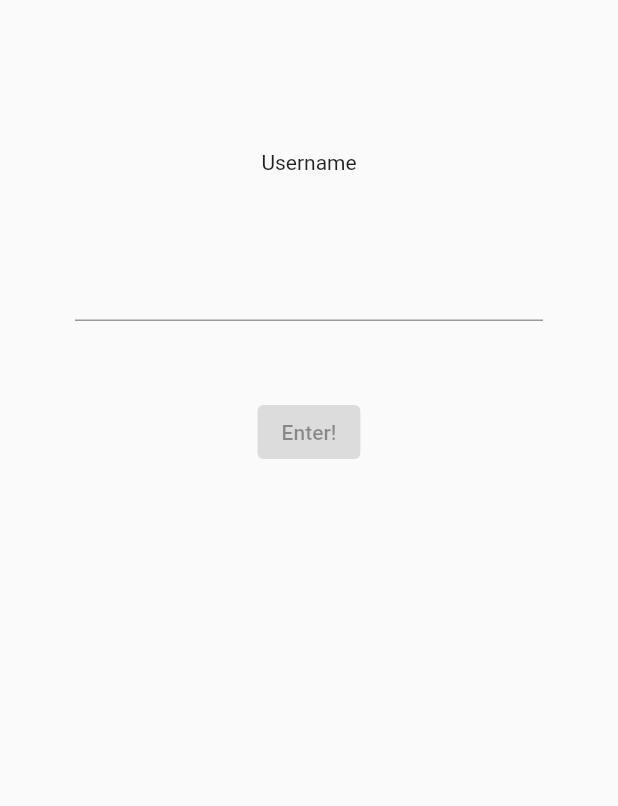
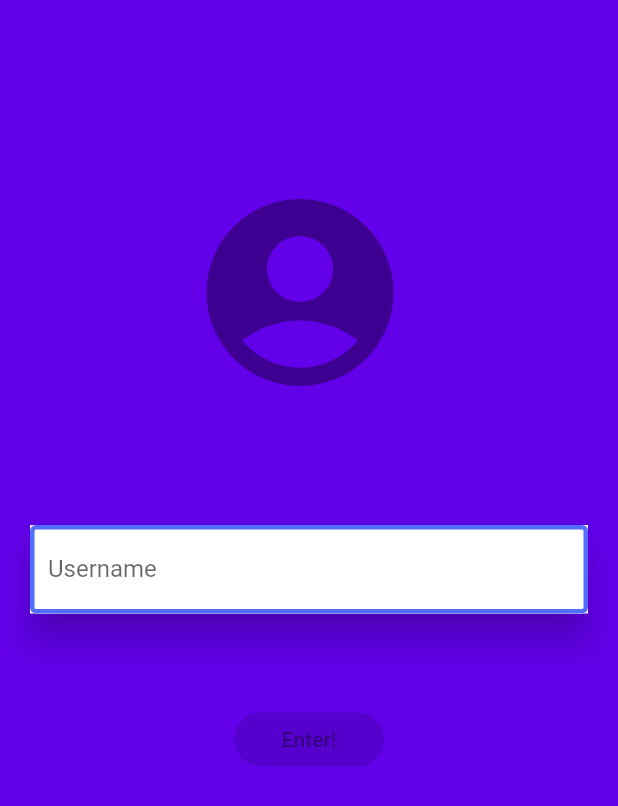
Before and after one commit to devsoldier/yazeed_project, a Flutter app: the screen it shows after launch, on a phone screen of 412 x 824 dp. Shown: the top 806 px of the screen. Run offline on Flutter 3.47's test engine with Material 2 defaults, Android fonts, the phone set to English and light mode, and no system bars; network calls fail.

Commit message:
added animation to textfield under sign in, other page styling WIP

```diff
--- a/lib/main.dart
+++ b/lib/main.dart
@@ -11,16 +11,34 @@ class MyApp extends StatefulWidget {
   State<MyApp> createState() => _MyAppState();
 }
 
-class _MyAppState extends State<MyApp> {
+class _MyAppState extends State<MyApp> with SingleTickerProviderStateMixin {
   final channel =
       IOWebSocketChannel.connect(Uri.parse('ws://besquare-demo.herokuapp.com'));
 
   final idController = TextEditingController();
   bool _isOff = true;
+  late AnimationController _controller;
+  late Animation _animation;
+
+  FocusNode _focusNode = FocusNode();
 
   @override
   void initState() {
     idController.addListener(submitData);
+    _controller =
+        AnimationController(vsync: this, duration: Duration(milliseconds: 300));
+    _animation = Tween(begin: 300.0, end: 50.0).animate(_controller)
+      ..addListener(() {
+        setState(() {});
+      });
+
+    _focusNode.addListener(() {
+      if (_focusNode.hasFocus) {
+        _controller.forward();
+      } else {
+        _controller.reverse();
+      }
+    });
     super.initState();
   }
 
@@ -37,25 +55,81 @@ class _MyAppState extends State<MyApp> {
   }
 
   @override
+  void dispose() {
+    idController.dispose();
+    _controller.dispose();
+    _focusNode.dispose();
+    super.dispose();
+  }
+
+  @override
   Widget build(BuildContext context) {
     return MaterialApp(
       home: Scaffold(
+          resizeToAvoidBottomInset: false,
+          backgroundColor: Colors.deepPurpleAccent[700],
           body: Column(
             children: <Widget>[
               Container(
-            margin: const EdgeInsets.only(top: 100.0),
-            child: const Text('Username'),
+                height: 50,
+                padding: EdgeInsets.only(top: 120.0, left: 125),
+                child: Row(children: <Widget>[
+                  Container(
+                    child: Icon(Icons.account_circle,
+                        size: 150, color: Colors.black38),
                   ),
+                  // Container(
+                  //
+                  //   child: Text('Username'),
+                  // ),
+                ]),
+              ),
+              InkWell(
+                onTap: () {
+                  FocusScope.of(context).requestFocus(FocusNode());
+                },
+                child: Container(
+                  padding:
+                      const EdgeInsets.only(left: 20, right: 20, bottom: 50),
+                  child: Column(
+                    children: <Widget>[
+                      SizedBox(height: _animation.value),
                       Container(
-            padding: const EdgeInsets.all(50),
+                        padding: EdgeInsets.only(bottom: 10),
+                        alignment: Alignment.topCenter,
+                        child: Material(
+                          elevation: 10.0,
                           child: TextField(
+                            decoration: InputDecoration(
+                              labelText: 'Username',
+                              filled: true,
+                              fillColor: Colors.white,
+                              enabledBorder: OutlineInputBorder(
+                                  borderSide: BorderSide(
+                                      width: 3, color: Colors.indigoAccent)),
+                            ),
                             controller: idController,
                             onSubmitted: (_) => submitData,
+                            focusNode: _focusNode,
+                          ),
+                        ),
+                      )
+                    ],
+                  ),
                 ),
               ),
               Container(
+                width: 100,
                 alignment: AlignmentDirectional.bottomCenter,
+                child: SizedBox(
+                  width: double.infinity,
                   child: ElevatedButton(
+                    style: ElevatedButton.styleFrom(
+                        elevation: 8.0,
+                        primary: Colors.purpleAccent[100],
+                        onPrimary: Colors.white,
+                        shape: RoundedRectangleBorder(
+                            borderRadius: BorderRadius.circular(35))),
                     child: const Text('Enter!'),
                     onPressed: !_isOff
                         ? () {
@@ -66,16 +140,10 @@ class _MyAppState extends State<MyApp> {
                           }
                         : null,
                   ),
-          )
+                ),
+              ),
             ],
           )),
     );
   }
-
-  @override
-  void dispose() {
-    idController.dispose();
-    channel.sink.close();
-    super.dispose();
 }
-}
--- a/pubspec.yaml
+++ b/pubspec.yaml
@@ -30,8 +30,7 @@ dependencies:
   flutter:
     sdk: flutter
   web_socket_channel: ^2.1.0
-  favorite_button: ^0.0.4
-  shared_preferences: ^2.0.8
+
 
 
 
```
Also changed, not shown: lib/allposts/home.dart (+48 -54 lines), pubspec.lock. Lines whose indentation alone changed are shown as unchanged.
